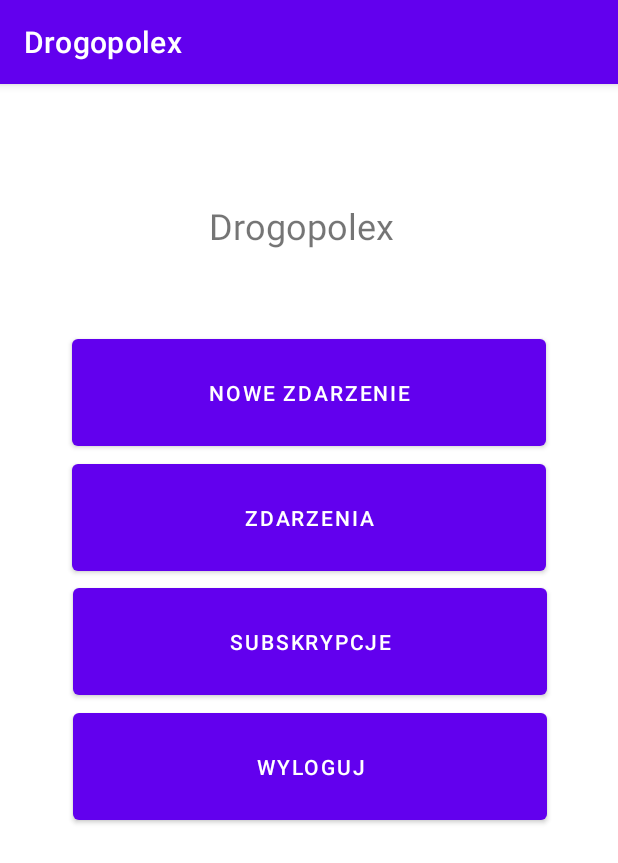
After one commit to MnichPawel/Drogopolex-Frontend, an Android app: the LoggedInMenuActivity screen opened directly, with no data from a screen before it, on a phone screen of 412 x 824 dp. The commit adds this screen. Shown: the top 863 px of the screen. Run offline under Robolectric (Android 15) with nearby library versions, the phone set to English and light mode, and no system bars; our stand-ins replace Volley.

Commit message:
new activities, logout mechanism, redirecting to activities based on loggedIn state

```diff
--- /dev/null
+++ b/app/src/main/java/com/example/drogopolex/LoggedInMenuActivity.java
@@ -0,0 +1,158 @@
+package com.example.drogopolex;
+
+import androidx.appcompat.app.AppCompatActivity;
+
+import android.content.Context;
+import android.content.Intent;
+import android.content.SharedPreferences;
+import android.os.Bundle;
+import android.view.View;
+import android.widget.Button;
+import android.widget.Toast;
+
+import com.android.volley.Request;
+import com.android.volley.Response;
+import com.android.volley.VolleyError;
+import com.android.volley.toolbox.JsonObjectRequest;
+
+import org.json.JSONException;
+import org.json.JSONObject;
+
+public class LoggedInMenuActivity extends AppCompatActivity {
+    Button goToNewEventActivity;
+    Button goToEventsActivity;
+    Button goToSubscriptionsActivity;
+    Button logoutButton;
+
+    @Override
+    protected void onCreate(Bundle savedInstanceState) {
+        super.onCreate(savedInstanceState);
+        setContentView(R.layout.activity_logged_in_menu);
+
+        goToNewEventActivity = (Button) findViewById(R.id.add_event_button);
+        goToEventsActivity = (Button) findViewById(R.id.events_button);
+        goToSubscriptionsActivity = (Button) findViewById(R.id.subscriptions_button);
+        logoutButton = (Button) findViewById(R.id.logout_button);
+
+        goToNewEventActivity.setOnClickListener(new View.OnClickListener() {
+            @Override
+            public void onClick(View view) {
+                goToNewEventActivity();
+            }
+        });
+
+        goToEventsActivity.setOnClickListener(new View.OnClickListener() {
+            @Override
+            public void onClick(View view) {
+                goToEventsActivity();
+            }
+        });
+
+        goToSubscriptionsActivity.setOnClickListener(new View.OnClickListener() {
+            @Override
+            public void onClick(View view) {
+                goToSubscriptionsActivity();
+            }
+        });
+
+        logoutButton.setOnClickListener(new View.OnClickListener() {
+            @Override
+            public void onClick(View view) {
+                logout();
+            }
+        });
+
+        SharedPreferences sp = getSharedPreferences("DrogopolexSettings", Context.MODE_PRIVATE);
+        if(!sp.getBoolean("loggedIn", false)){
+            goToMainActivity();
+        }
+    }
+
+    private void goToNewEventActivity() {
+        Intent goToNewEventActivityIntent = new Intent(this, NewEventActivity.class);
+        startActivity(goToNewEventActivityIntent);
+    }
+
+    private void goToEventsActivity() {
+        Intent goToEventsActivityIntent = new Intent(this, EventsActivity.class);
+        startActivity(goToEventsActivityIntent);
+    }
+
+    private void goToSubscriptionsActivity() {
+        Intent goToSubscriptionsActivityIntent = new Intent(this, SubscriptionsActivity.class);
+        startActivity(goToSubscriptionsActivityIntent);
+    }
+
+    private void goToMainActivity() {
+        Intent goToMainActivityIntent = new Intent(this, MainActivity.class);
+        startActivity(goToMainActivityIntent);
+    }
+
+    private void logout() {
+        SharedPreferences sp = getSharedPreferences("DrogopolexSettings", Context.MODE_PRIVATE);
+        boolean loggedIn = sp.getBoolean("loggedIn", false);
+        String email = sp.getString("email", "");
+        String token = sp.getString("token", "");
+
+        if(!loggedIn){
+            return;
+        }
+
+        try {
+            //wrzucenie podanych danych do jsona
+            JSONObject jo = new JSONObject();
+            jo.put("email",email);
+            jo.put("token",token);
+
+            String url= "http://10.0.2.2:5000/logout";
+            JsonObjectRequest sr = new JsonObjectRequest(Request.Method.POST, url, jo, new Response.Listener<JSONObject>() {
+                @Override
+                public void onResponse(JSONObject response) {
+                    boolean isSuccess = false;
+                    String stringError = "";
+
+                    try {
+                        isSuccess = response.getBoolean("success");
+                        stringError = response.getString("errorString");
+                    } catch (JSONException e) {
+                        e.printStackTrace();
+                    }
+
+                    if(isSuccess){
+                        Toast.makeText(getApplicationContext(),"Wylogowano",Toast.LENGTH_LONG).show();
+
+                        SharedPreferences sp = getSharedPreferences("DrogopolexSettings", Context.MODE_PRIVATE);
+                        SharedPreferences.Editor speditor = sp.edit();
+                        speditor.putString("token","");
+                        speditor.putString("email","");
+                        speditor.putBoolean("loggedIn",false);
+                        speditor.apply();
+
+                        goToMainActivity();
+                    }else{
+                        Toast.makeText(getApplicationContext(),stringError,Toast.LENGTH_LONG).show();
+
+                        SharedPreferences sp = getSharedPreferences("DrogopolexSettings", Context.MODE_PRIVATE);
+                        SharedPreferences.Editor speditor = sp.edit();
+                        speditor.putString("token","");
+                        speditor.putString("email","");
+                        speditor.putBoolean("loggedIn",false);
+                        speditor.apply();
+
+                        goToMainActivity();
+                    }
+                }
+            }, new Response.ErrorListener() {
+                @Override
+                public void onErrorResponse(VolleyError error) {
+                    Toast.makeText(getApplicationContext(),"Error",Toast.LENGTH_LONG).show();
+                }
+            });
+
+            RequestSingleton.getInstance(this).addToRequestQueue(sr);
+
+        } catch (JSONException e) {
+            e.printStackTrace();
+        }
+    }
+}
--- /dev/null
+++ b/app/src/main/res/layout/activity_logged_in_menu.xml
@@ -0,0 +1,64 @@
+<?xml version="1.0" encoding="utf-8"?>
+<androidx.constraintlayout.widget.ConstraintLayout xmlns:android="http://schemas.android.com/apk/res/android"
+    xmlns:app="http://schemas.android.com/apk/res-auto"
+    xmlns:tools="http://schemas.android.com/tools"
+    android:layout_width="match_parent"
+    android:layout_height="match_parent"
+    tools:context=".LoggedInMenuActivity">
+
+    <TextView
+        android:id="@+id/textView2"
+        android:layout_width="133dp"
+        android:layout_height="40dp"
+        android:layout_marginTop="78dp"
+        android:text="@string/app_name"
+        android:textSize="24sp"
+        app:layout_constraintEnd_toEndOf="parent"
+        app:layout_constraintHorizontal_bias="0.5"
+        app:layout_constraintStart_toStartOf="parent"
+        app:layout_constraintTop_toTopOf="parent" />
+
+    <Button
+        android:id="@+id/add_event_button"
+        android:layout_width="316dp"
+        android:layout_height="83dp"
+        android:layout_marginTop="164dp"
+        android:text="@string/add_event_button"
+        app:layout_constraintEnd_toEndOf="parent"
+        app:layout_constraintHorizontal_bias="0.5"
+        app:layout_constraintStart_toStartOf="parent"
+        app:layout_constraintTop_toTopOf="parent" />
+
+    <Button
+        android:id="@+id/events_button"
+        android:layout_width="316dp"
+        android:layout_height="83dp"
+        android:layout_marginTop="247dp"
+        android:text="@string/events_button"
+        app:layout_constraintEnd_toEndOf="parent"
+        app:layout_constraintHorizontal_bias="0.5"
+        app:layout_constraintStart_toStartOf="parent"
+        app:layout_constraintTop_toTopOf="parent" />
+
+    <Button
+        android:id="@+id/subscriptions_button"
+        android:layout_width="316dp"
+        android:layout_height="83dp"
+        android:layout_marginTop="330dp"
+        android:text="@string/subscriptions_button"
+        app:layout_constraintEnd_toEndOf="parent"
+        app:layout_constraintHorizontal_bias="0.505"
+        app:layout_constraintStart_toStartOf="parent"
+        app:layout_constraintTop_toTopOf="parent" />
+
+    <Button
+        android:id="@+id/logout_button"
+        android:layout_width="316dp"
+        android:layout_height="83dp"
+        android:layout_marginTop="413dp"
+        android:text="@string/logout_button"
+        app:layout_constraintEnd_toEndOf="parent"
+        app:layout_constraintHorizontal_bias="0.505"
+        app:layout_constraintStart_toStartOf="parent"
+        app:layout_constraintTop_toTopOf="parent" />
+</androidx.constraintlayout.widget.ConstraintLayout>
--- a/app/src/main/res/values/strings.xml
+++ b/app/src/main/res/values/strings.xml
@@ -7,4 +7,8 @@
     <string name="password">Hasło</string>
     <string name="password_repeat">Powtórz hasło</string>
     <string name="email">Email</string>
+    <string name="add_event_button">Nowe zdarzenie</string>
+    <string name="events_button">Zdarzenia</string>
+    <string name="subscriptions_button">Subskrypcje</string>
+    <string name="logout_button">Wyloguj</string>
 </resources>
```
Also changed, not shown: app/src/main/AndroidManifest.xml (+7 -2 lines), app/src/main/java/com/example/drogopolex/EventsActivity.java (added, +44 -0 lines), app/src/main/java/com/example/drogopolex/LoginActivity.java (+15 -3 lines), app/src/main/java/com/example/drogopolex/MainActivity.java (+13 -0 lines), app/src/main/java/com/example/drogopolex/NewEventActivity.java (added, +44 -0 lines), app/src/main/java/com/example/drogopolex/RegisterActivity.java (+11 -0 lines), app/src/main/java/com/example/drogopolex/SubscriptionsActivity.java (added, +44 -0 lines), app/src/main/res/layout/activity_events.xml (added, +18 -0 lines), app/src/main/res/layout/activity_login.xml (+10 -7 lines), app/src/main/res/layout/activity_main.xml (+6 -3 lines), app/src/main/res/layout/activity_new_event.xml (added, +18 -0 lines), app/src/main/res/layout/activity_register.xml (+18 -13 lines), app/src/main/res/layout/activity_subscriptions.xml (added, +18 -0 lines).
